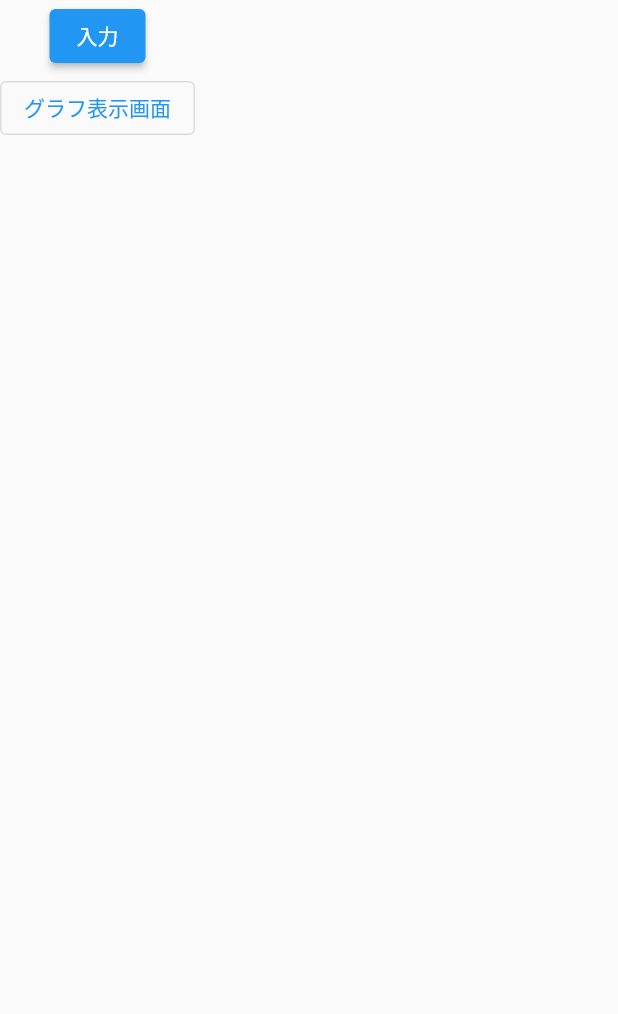
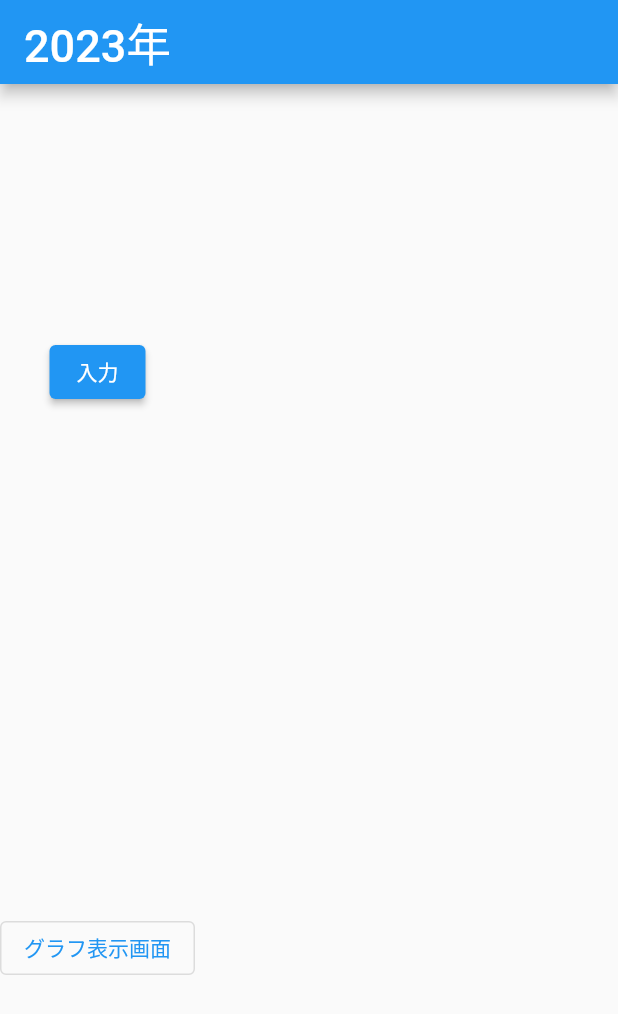
Before and after one commit to Y-h57/flutter01, a Flutter app: the screen it shows after launch, on a phone screen of 412 x 824 dp. Shown: the top 1014 px of the screen. Run offline on Flutter 3.47's test engine with Material 2 defaults, Android fonts, the phone set to English and light mode, and no system bars.

Commit message:
AppBarの追加

```diff
--- a/lib/main.dart
+++ b/lib/main.dart
@@ -26,7 +26,12 @@ class ListPage extends StatelessWidget {
   @override
   Widget build(BuildContext context) {
     return Scaffold(
+      appBar:AppBar(
+        title: Text('2023年',style: TextStyle(fontSize: 30),textAlign: TextAlign.right),
+      ),
+
       body: Column(
+        mainAxisAlignment: MainAxisAlignment.spaceAround,
         children:<Widget>[
           ElevatedButton(
             onPressed: (){
```
